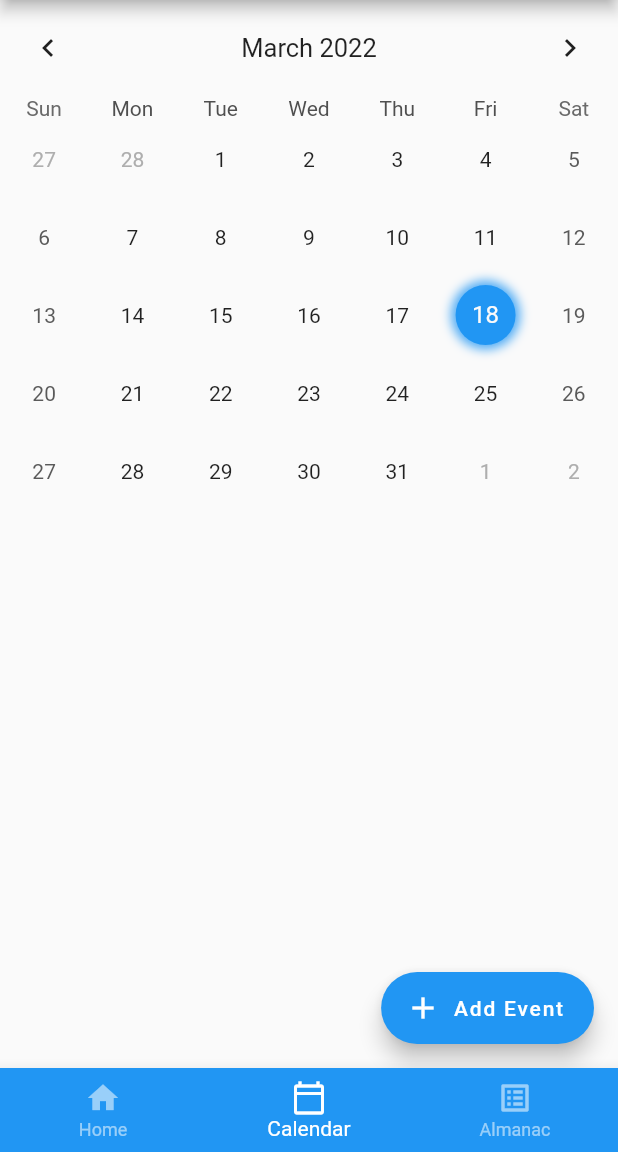
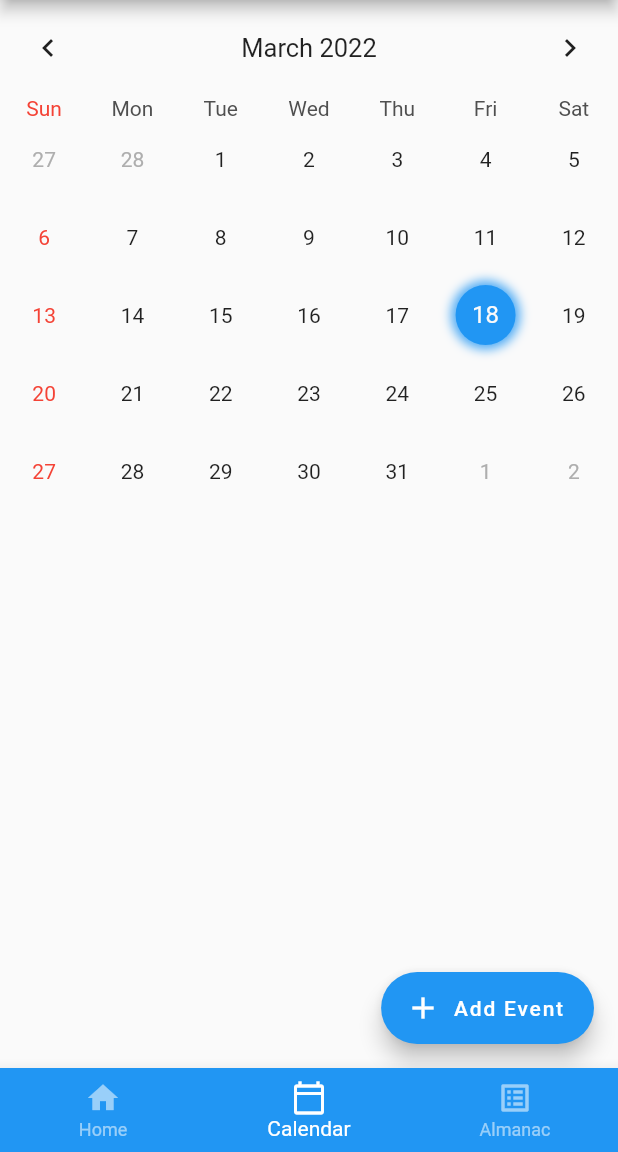
Before and after one commit to richards2058/workout_app, a Flutter app: the screen it shows after launch, item 2 of the bottom bar chosen, on a phone screen of 412 x 824 dp, the part 84-1236 px from its top. Run offline on Flutter 3.47's test engine with Material 2 defaults, Android fonts, the light colour scheme and no system bars; drawn by our look-alikes of table_calendar.

Commit message:
calendar marker

```diff
--- a/lib/pages/Calendar.dart
+++ b/lib/pages/Calendar.dart
@@ -41,6 +41,7 @@ class _CalendarState extends State<Calendar> {
                 format = _format;
               });
             },
+
             daysOfWeekVisible: true,
             onDaySelected: (DateTime selectedDay, DateTime focusDay){
               setState(() {
@@ -53,10 +54,9 @@ class _CalendarState extends State<Calendar> {
             },
 
             eventLoader: _getEventsfromDay,
-
+            weekendDays: [DateTime.sunday],
             calendarStyle: CalendarStyle(
-              rangeEndTextStyle: TextStyle(color: Colors.red),
-
+              weekendTextStyle: TextStyle(color: Colors.red),
               isTodayHighlighted: true,
               selectedDecoration: BoxDecoration(
                 color: Colors.blue,
@@ -77,8 +77,45 @@ class _CalendarState extends State<Calendar> {
               titleCentered: true
             ),
 
+            calendarBuilders: CalendarBuilders(
+              dowBuilder: (context, day) {
+                if (day.weekday == DateTime.sunday) {
+                  return Center(
+                    child: Text(
+                      "Sun",
+                      style: TextStyle(color: Colors.red),
+                    ),
+                  );
+                }
+              },
+
+              markerBuilder: (context, date, event) {
+                if (event.isNotEmpty){
+                  return Container(
+                    decoration: BoxDecoration(
+                      border: Border.all(color: Colors.blue, width: 2),
+                      shape: BoxShape.circle,
+                      // color: Colors.blue,
+                    ),
+                    // color: Colors.blue,
+
+                    width: 52,
+                    height: 52,
+                    // child: Center(
+                    //   child: Text(
+                    //     "wew",
+                    //     style: TextStyle().copyWith(
+                    //       color: Colors.white,
+                    //       fontSize: 10.0,
+                    //     ),
+                    //   ),
+                    // ),
+                  );
+                }
+                return Container();
+              },
+            ),
           ),
-
           Container(
             child: Column(
               children: [..._getEventsfromDay(_selectedDate).map(
@@ -89,8 +126,6 @@ class _CalendarState extends State<Calendar> {
               ),],
             ),
           )
-
-
         ],
       ),
       floatingActionButton: FloatingActionButton.extended(
```
